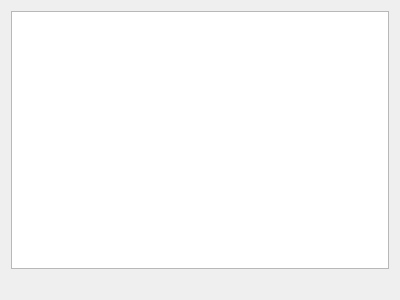
Old version of the form planner_teamwork/textwidget.ui in the repository xifeng0126/Planner_teamwork.
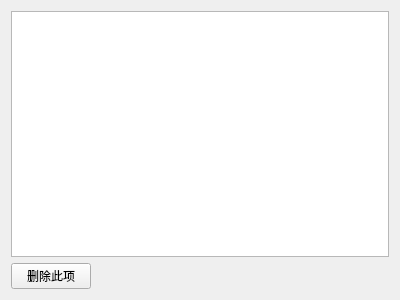
New version of the form.

```diff
--- a/planner_teamwork/textwidget.ui
+++ b/planner_teamwork/textwidget.ui
@@ -21,6 +21,13 @@
      </property>
     </widget>
    </item>
+   <item row="1" column="0">
+    <widget class="QPushButton" name="pushButton">
+     <property name="text">
+      <string>删除此项</string>
+     </property>
+    </widget>
+   </item>
    <item row="1" column="1">
     <spacer name="horizontalSpacer">
      <property name="orientation">
```
Left out of the diff: 2 changed lines with no effect on the pictures.
